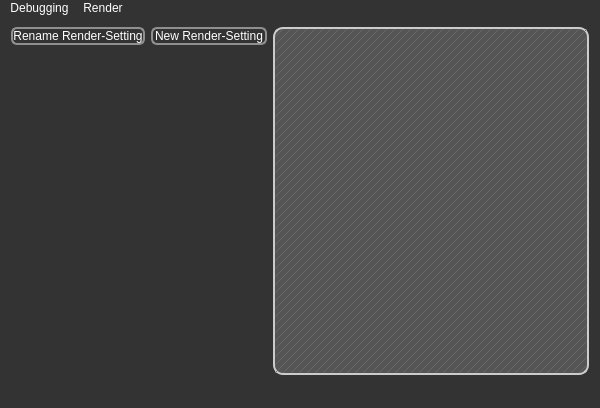
The window that qt-frontend/SimplexGui/mainwindow.ui (phresnel/picogen) describes before a commit, drawn with Qt 5.
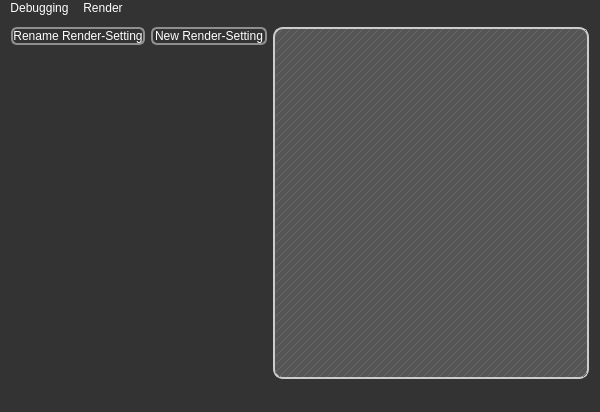
The same window after the commit. Custom widgets are drawn as their Qt base class.

Commit message: can now change the title of a Render Setting

Patch:
```diff
--- a/qt-frontend/SimplexGui/mainwindow.ui
+++ b/qt-frontend/SimplexGui/mainwindow.ui
@@ -7,7 +7,7 @@
     <x>0</x>
     <y>0</y>
     <width>600</width>
-    <height>400</height>
+    <height>412</height>
    </rect>
   </property>
   <property name="windowTitle">
@@ -111,6 +111,9 @@
    <layout class="QHBoxLayout" name="horizontalLayout">
     <item>
      <layout class="QVBoxLayout" name="verticalLayout">
+      <property name="sizeConstraint">
+       <enum>QLayout::SetDefaultConstraint</enum>
+      </property>
       <item>
        <layout class="QGridLayout" name="gridLayout">
         <item row="0" column="0">
@@ -143,12 +146,6 @@
           <height>324</height>
          </size>
         </property>
-        <property name="maximumSize">
-         <size>
-          <width>256</width>
-          <height>32768</height>
-         </size>
-        </property>
        </widget>
       </item>
      </layout>
```
Left out of the diff: 2 changed lines with no effect on the pictures. The commit also changes 2 other files.
